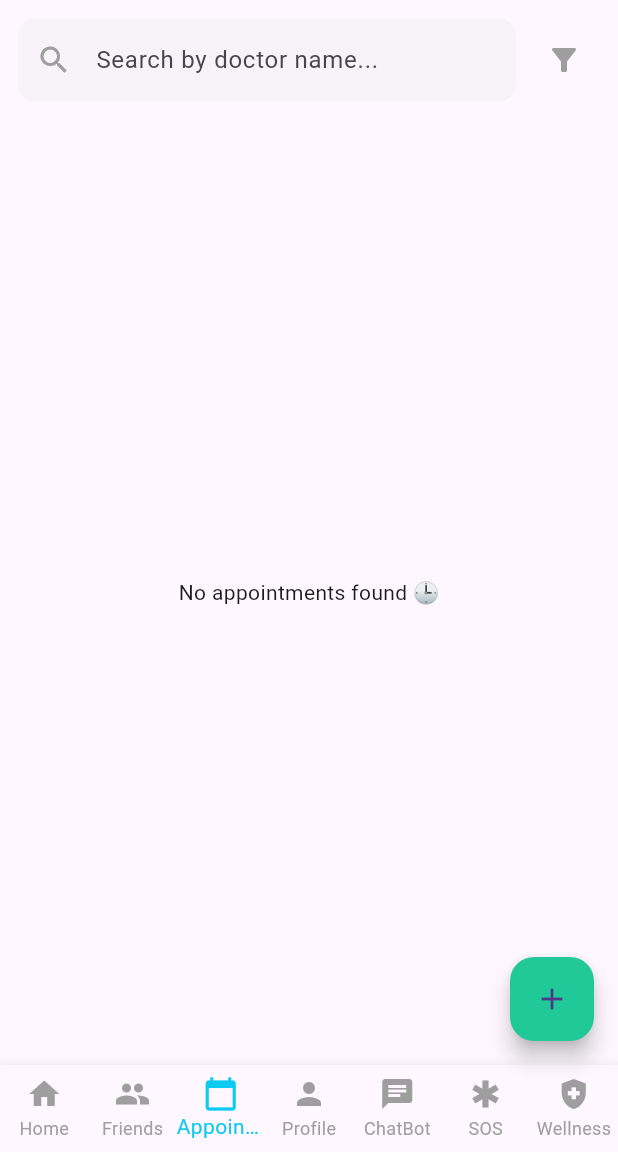
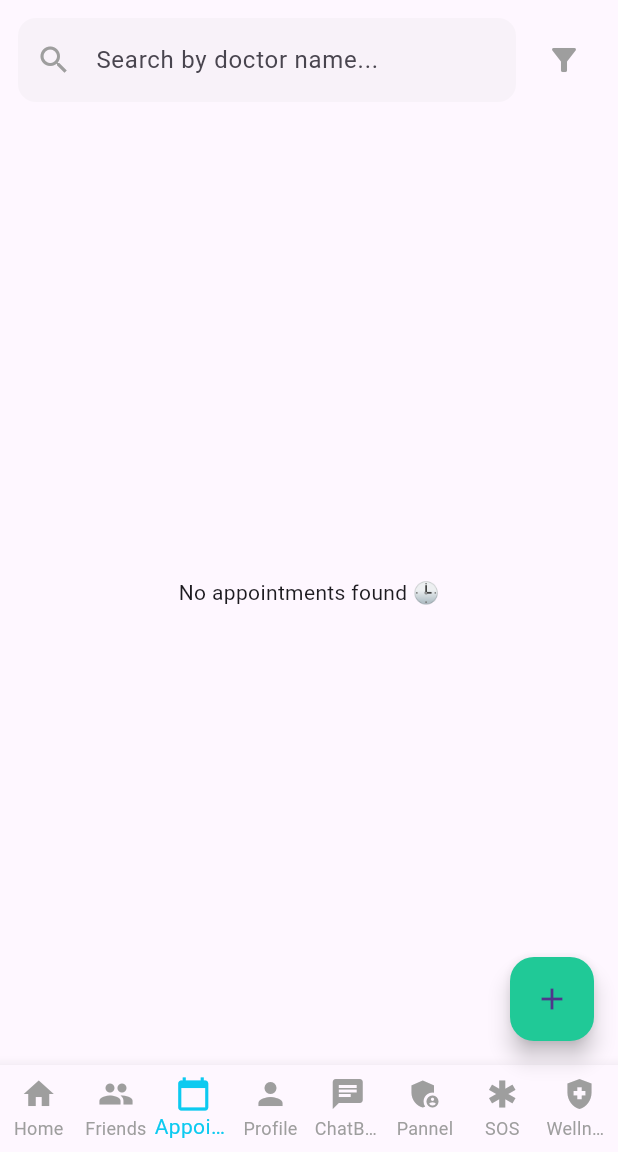
Before and after one commit to Sarahhamami/flutter-project, a Flutter app: the BottomNavBar widget shown alone on an empty page, opened directly, item 3 of the bottom bar chosen, on a phone screen of 412 x 824 dp, the part 84-1236 px from its top. Run offline on Flutter 3.47's test engine with Material 3 defaults, Android fonts, the phone set to English and light mode, and no system bars; our stand-ins replace connectivity_plus, firebase_core, firebase_database, geolocator, google_fonts, permission_handler and 4 more; missing offline and left inert: bcrypt, mailer; accounts and stored records are empty; network calls fail.

Commit message:
added admin pannel for sos

```diff
--- a/lib/custom_bottom.dart
+++ b/lib/custom_bottom.dart
@@ -3,6 +3,7 @@ import 'package:flutter_application_1/Appointments/appointments_page.dart';
 import 'package:flutter_application_1/com/articles_display.dart';
 import 'package:flutter_application_1/com/friends_list_page.dart';
 import 'package:flutter_application_1/db/database_helper.dart';
+import 'package:flutter_application_1/sos/admin_menu_page.dart';
 import 'package:flutter_application_1/sos/emergency_service.dart';
 import 'package:flutter_application_1/sos/first_aid_chatbot_page.dart';
 import 'package:flutter_application_1/user/profile_page.dart';
@@ -291,10 +292,15 @@ class BottomNavBar extends StatelessWidget {
                 context, MaterialPageRoute(builder: (_) => const FirstAidChatbotPage()));
 
             break;
-          case 5:
+             case 5:
+            Navigator.push(
+                context, MaterialPageRoute(builder: (_) => const AdminMenuPage()));
+
+            break;
+          case 6:
             _handleSOSButton(context);
             break;
-            case 6:
+            case 7:
             showMenu(
               context: context,
               position: RelativeRect.fromLTRB(100, 500, 40, 100), // adjust to position near your navbar item
@@ -369,7 +375,8 @@ class BottomNavBar extends StatelessWidget {
         BottomNavigationBarItem(icon: Icon(Icons.person), label: 'Profile'),
         BottomNavigationBarItem(
             icon: Icon(Icons.chat), label: 'ChatBot'),
-
+       BottomNavigationBarItem(
+            icon: Icon(Icons.admin_panel_settings), label: 'Pannel'),
         BottomNavigationBarItem(
           icon: Icon(Icons.emergency, color: Colors.grey),
           label: 'SOS',
```
